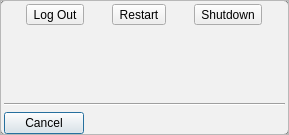
First picture: the form in lumina-desktop/SystemWindow.ui, repository lumina-desktop/lumina, before the edit.
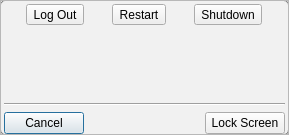
Second picture: the form after the edit.

Commit message: Add the ability to lock the screen from the log out menu in lumina-desktop.

```diff
--- a/lumina-desktop/SystemWindow.ui
+++ b/lumina-desktop/SystemWindow.ui
@@ -135,6 +135,13 @@
           </property>
          </spacer>
         </item>
+        <item>
+         <widget class="QPushButton" name="push_lock">
+          <property name="text">
+           <string>Lock Screen</string>
+          </property>
+         </widget>
+        </item>
        </layout>
       </item>
      </layout>
```
The commit also changes 3 other files.
